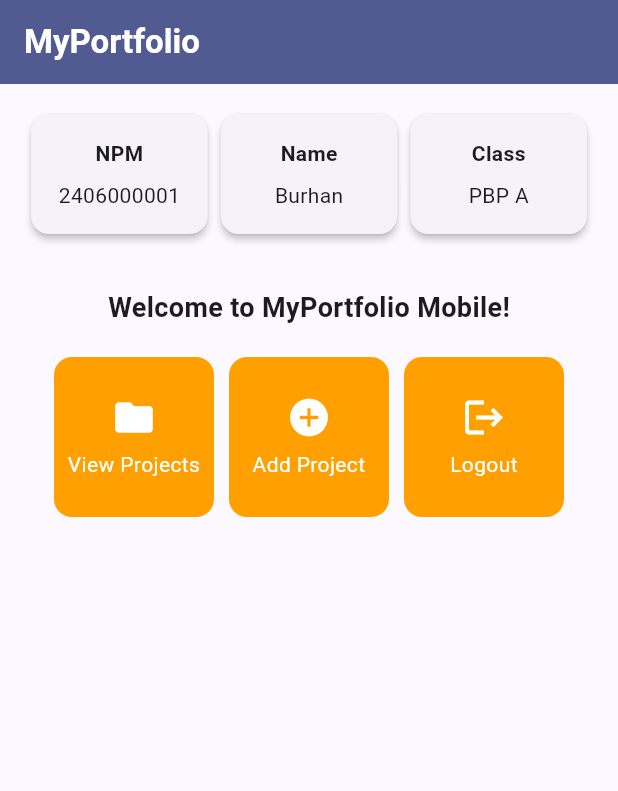
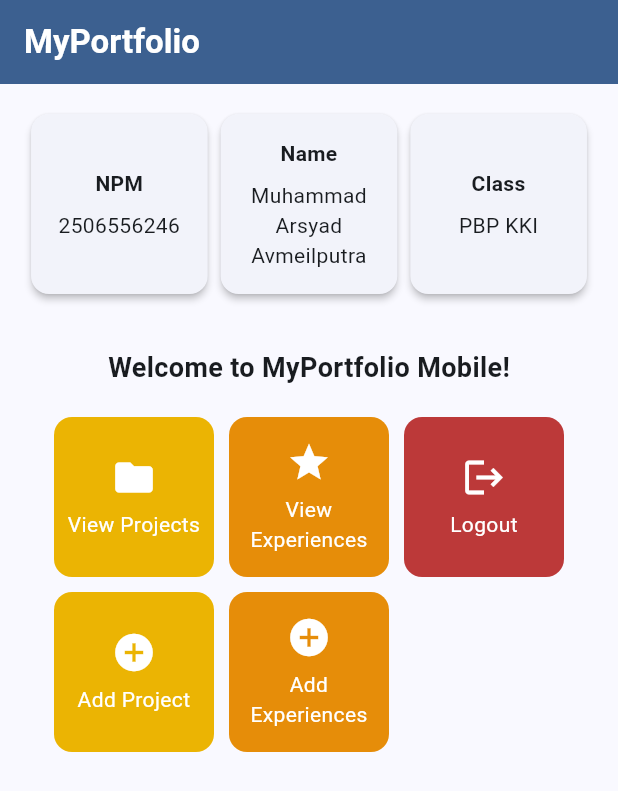
Before and after one commit to M-Arsyad52/myportofolio_mobile, a Flutter app: the screen it shows after launch, on a phone screen of 412 x 824 dp. Shown: the top 791 px of the screen. Run offline on Flutter 3.47's test engine with Material 3 defaults, Android fonts, the phone set to English and light mode, and no system bars; our stand-ins replace material_ui.

Commit message:
Assignment 7: Basic Flutter (not counted)
-Note: This assignment isn't counted since I did not submit Tutorial 8.

```diff
--- a/lib/main.dart
+++ b/lib/main.dart
@@ -29,7 +29,7 @@ class MyApp extends StatelessWidget {
         //
         // This works for code too, not just values: Most code changes can be
         // tested with just a hot reload.
-        colorScheme: .fromSeed(seedColor: Colors.indigo, secondary: Colors.amber[700],),
+        colorScheme: .fromSeed(seedColor: const Color.fromARGB(255, 27, 145, 255), secondary: Colors.amber[700],),
         useMaterial3: true,
       ),
       home: MyHomePage(),
--- a/lib/menu.dart
+++ b/lib/menu.dart
@@ -3,14 +3,16 @@ import 'package:material_ui/material_ui.dart';
 class MyHomePage extends StatelessWidget {
   MyHomePage({super.key});
 
-  final String npm = "2406000001";
-  final String nama = "Burhan";
-  final String kelas = "PBP A";
+  final String npm = "2506556246";
+  final String nama = "Muhammad Arsyad Avmeilputra";
+  final String kelas = "PBP KKI";
 
   final List<ItemHomepage> items = [
-    ItemHomepage("View Projects", Icons.folder),
-    ItemHomepage("Add Project", Icons.add_circle),
-    ItemHomepage("Logout", Icons.logout),
+    ItemHomepage("View Projects", Icons.folder, Color.fromARGB(255, 235, 180, 3)),
+    ItemHomepage("View Experiences", Icons.star, Color.fromARGB(255, 230, 141, 9)),
+    ItemHomepage("Logout", Icons.logout, Color.fromARGB(255, 188, 57, 57)),
+    ItemHomepage("Add Project", Icons.add_circle, Color.fromARGB(255, 235, 180, 3)),
+    ItemHomepage("Add Experiences", Icons.add_circle, Color.fromARGB(255, 230, 141, 9)),
   ];
 
   @override
@@ -80,7 +82,7 @@ class MyHomePage extends StatelessWidget {
 }
 
 class InfoCard extends StatelessWidget {
-  // Information card displaying a tittle and its associated content
+  // Information card displaying a title and its associated content
   final String title;
   final String content;
 
@@ -92,15 +94,23 @@ class InfoCard extends StatelessWidget {
       elevation: 2.0,
       child: Container(
           width: MediaQuery.of(context).size.width / 3.5,
+          constraints: const BoxConstraints(
+            minHeight: 120.0,
+          ),
           padding: const EdgeInsets.all(16.0),
           child: Column(
+            mainAxisAlignment: MainAxisAlignment.center,
             children: [
               Text(
                 title,
+                textAlign: TextAlign.center,
                 style: const TextStyle(fontWeight: FontWeight.bold),
               ),
               const SizedBox(height: 8.0),
-            Text(content),
+              Text(
+                content,
+                textAlign: TextAlign.center,
+              ),
             ],
           ),
         ),
@@ -111,8 +121,9 @@ class InfoCard extends StatelessWidget {
 class ItemHomepage {
   final String name;
   final IconData icon;
+  final Color color;
 
-  ItemHomepage(this.name, this.icon);
+  ItemHomepage(this.name, this.icon, this.color);
 }
 
 class ItemCard extends StatelessWidget {
@@ -123,7 +134,7 @@ class ItemCard extends StatelessWidget {
   @override
   Widget build(BuildContext context) {
     return Material(
-      color: Theme.of(context).colorScheme.secondary,
+      color: item.color,
       borderRadius: BorderRadius.circular(12),
       child: InkWell(
         onTap: () {
```
Also changed, not shown: 1 other file. Lines whose indentation alone changed are shown as unchanged.
